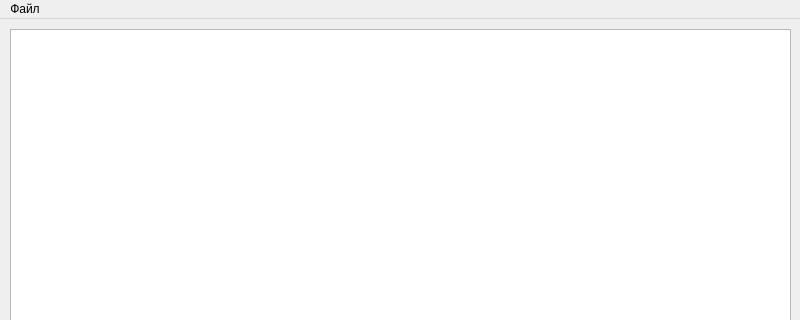
StepanRyabcev/SimpleVectorEdit, file mainwindow.ui: the form before one commit; both pictures show x 0 to 800 and y 0 to 320 of the 800 by 600 pixel window.
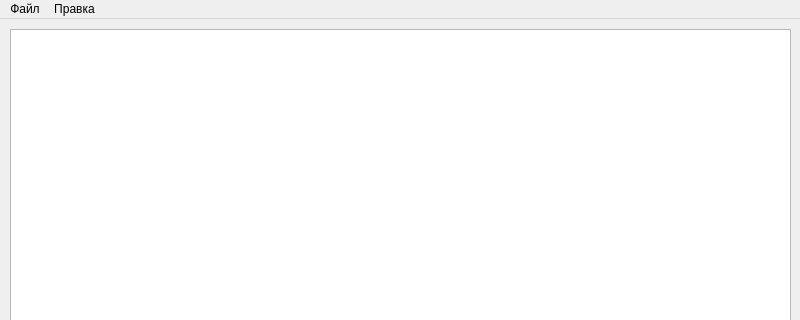
The form after the commit.

Commit message: Added clear button

What changed in the file:
```diff
--- a/mainwindow.ui
+++ b/mainwindow.ui
@@ -138,7 +138,14 @@
     <addaction name="savequick"/>
     <addaction name="load"/>
    </widget>
+   <widget class="QMenu" name="menu_2">
+    <property name="title">
+     <string>Правка</string>
+    </property>
+    <addaction name="clear"/>
+   </widget>
    <addaction name="menu"/>
+   <addaction name="menu_2"/>
   </widget>
   <widget class="QStatusBar" name="statusbar"/>
   <action name="save">
```
Left out of the diff: 5 changed lines with no effect on the pictures. The commit also changes 2 other files.
